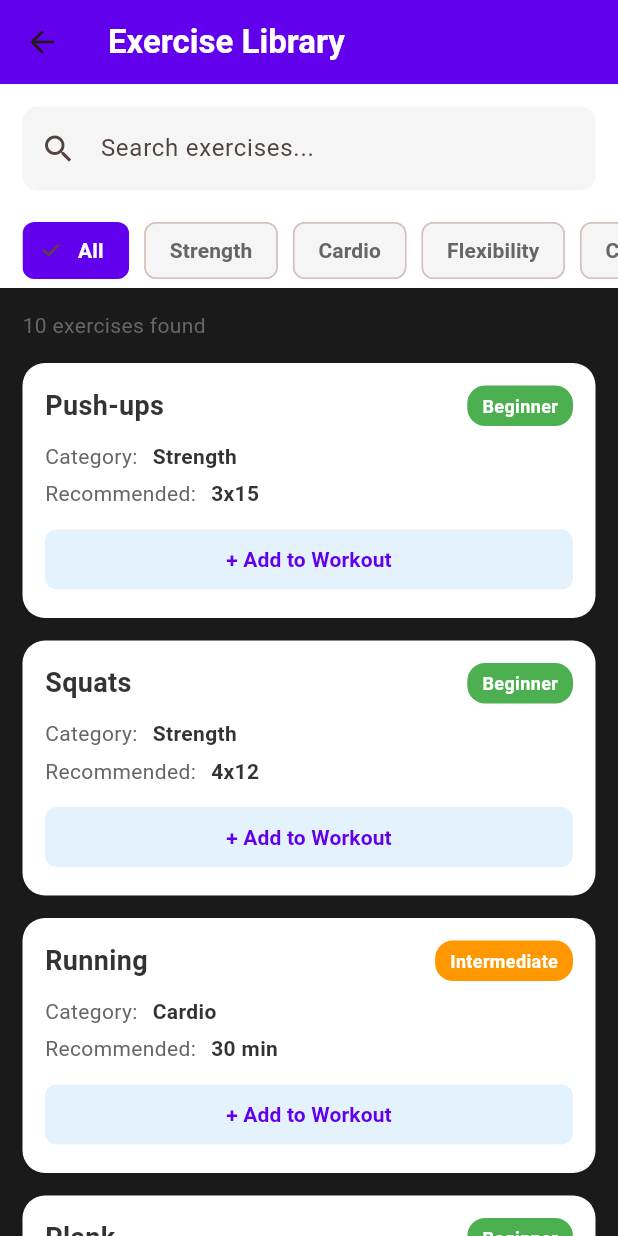
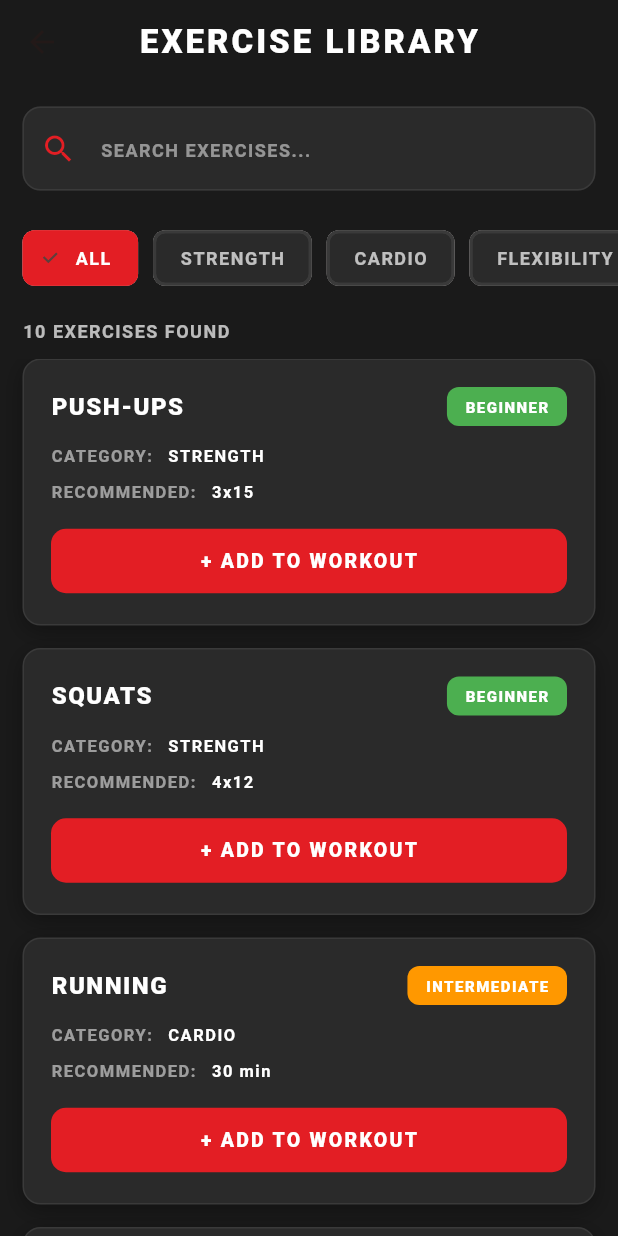
Before and after one commit to somkheartk/jess-fitness, a Flutter app: the ExercisesScreen screen opened directly, on a phone screen of 412 x 824 dp. Run offline on Flutter 3.47's test engine with Material 3 defaults, Android fonts, the phone set to English and light mode, and no system bars.

Commit message:
Update exercise library screen with Jetts-style design
Co-authored-by: somkheartk <43743072+somkheartk@users.noreply.github.com>

```diff
--- a/lib/screens/exercises_screen.dart
+++ b/lib/screens/exercises_screen.dart
@@ -45,7 +45,7 @@ class _ExercisesScreenState extends State<ExercisesScreen> {
       case 'Intermediate':
         return const Color(0xFFFF9800);
       case 'Advanced':
-        return const Color(0xFFF44336);
+        return const Color(0xFFE31E24);
       default:
         return const Color(0xFF666666);
     }
@@ -56,42 +56,65 @@ class _ExercisesScreenState extends State<ExercisesScreen> {
     final filtered = filteredExercises;
 
     return Scaffold(
+      backgroundColor: const Color(0xFF1A1A1A),
       appBar: AppBar(
         title: const Text(
-          'Exercise Library',
-          style: TextStyle(color: Colors.white, fontWeight: FontWeight.bold),
+          'EXERCISE LIBRARY',
+          style: TextStyle(
+            color: Colors.white,
+            fontWeight: FontWeight.w900,
+            letterSpacing: 2,
           ),
-        backgroundColor: const Color(0xFF6200EE),
+        ),
+        backgroundColor: const Color(0xFF1A1A1A),
+        elevation: 0,
+        centerTitle: true,
       ),
       body: Column(
         children: [
           // Search Bar
           Container(
             padding: const EdgeInsets.all(15),
-            color: Colors.white,
+            color: const Color(0xFF1A1A1A),
             child: TextField(
               onChanged: (value) {
                 setState(() {
                   searchQuery = value;
                 });
               },
+              style: const TextStyle(color: Colors.white),
               decoration: InputDecoration(
-                hintText: 'Search exercises...',
+                hintText: 'SEARCH EXERCISES...',
+                hintStyle: TextStyle(
+                  color: Colors.white.withOpacity(0.5),
+                  fontSize: 12,
+                  fontWeight: FontWeight.w600,
+                  letterSpacing: 1,
+                ),
                 filled: true,
-                fillColor: const Color(0xFFF5F5F5),
+                fillColor: const Color(0xFF2A2A2A),
                 border: OutlineInputBorder(
-                  borderRadius: BorderRadius.circular(10),
+                  borderRadius: BorderRadius.circular(12),
                   borderSide: BorderSide.none,
                 ),
-                prefixIcon: const Icon(Icons.search),
+                enabledBorder: OutlineInputBorder(
+                  borderRadius: BorderRadius.circular(12),
+                  borderSide: const BorderSide(color: Color(0xFF3A3A3A)),
+                ),
+                focusedBorder: OutlineInputBorder(
+                  borderRadius: BorderRadius.circular(12),
+                  borderSide: const BorderSide(color: Color(0xFFE31E24), width: 2),
+                ),
+                prefixIcon: const Icon(Icons.search, color: Color(0xFFE31E24)),
               ),
             ),
           ),
 
           // Category Tabs
           Container(
-            color: Colors.white,
-            height: 50,
+            color: const Color(0xFF1A1A1A),
+            padding: const EdgeInsets.symmetric(vertical: 10),
+            height: 60,
             child: ListView.builder(
               scrollDirection: Axis.horizontal,
               padding: const EdgeInsets.symmetric(horizontal: 15),
@@ -102,18 +125,24 @@ class _ExercisesScreenState extends State<ExercisesScreen> {
                 return Padding(
                   padding: const EdgeInsets.only(right: 10),
                   child: ChoiceChip(
-                    label: Text(category),
+                    label: Text(category.toUpperCase()),
                     selected: isSelected,
                     onSelected: (selected) {
                       setState(() {
                         selectedCategory = category;
                       });
                     },
-                    backgroundColor: const Color(0xFFF5F5F5),
-                    selectedColor: const Color(0xFF6200EE),
+                    backgroundColor: const Color(0xFF2A2A2A),
+                    selectedColor: const Color(0xFFE31E24),
+                    side: BorderSide(
+                      color: isSelected ? const Color(0xFFE31E24) : const Color(0xFF3A3A3A),
+                      width: 2,
+                    ),
                     labelStyle: TextStyle(
-                      color: isSelected ? Colors.white : const Color(0xFF666666),
-                      fontWeight: FontWeight.w600,
+                      color: isSelected ? Colors.white : Colors.white70,
+                      fontWeight: FontWeight.w700,
+                      letterSpacing: 1,
+                      fontSize: 12,
                     ),
                   ),
                 );
@@ -123,16 +152,24 @@ class _ExercisesScreenState extends State<ExercisesScreen> {
 
           // Results Count
           Container(
-            padding: const EdgeInsets.all(15),
+            padding: const EdgeInsets.symmetric(horizontal: 15, vertical: 10),
+            color: const Color(0xFF1A1A1A),
             alignment: Alignment.centerLeft,
             child: Text(
-              '${filtered.length} exercise${filtered.length != 1 ? 's' : ''} found',
-              style: const TextStyle(fontSize: 14, color: Color(0xFF666666)),
+              '${filtered.length} EXERCISE${filtered.length != 1 ? 'S' : ''} FOUND',
+              style: const TextStyle(
+                fontSize: 12,
+                color: Colors.white70,
+                fontWeight: FontWeight.w700,
+                letterSpacing: 1,
+              ),
             ),
           ),
 
           // Exercise List
           Expanded(
+            child: Container(
+              color: const Color(0xFF1A1A1A),
               child: ListView.builder(
                 padding: const EdgeInsets.symmetric(horizontal: 15),
                 itemCount: filtered.length,
@@ -140,6 +177,7 @@ class _ExercisesScreenState extends State<ExercisesScreen> {
                   final exercise = filtered[index];
                   return _buildExerciseCard(exercise);
                 },
+              ),
             ),
           ),
         ],
@@ -150,15 +188,19 @@ class _ExercisesScreenState extends State<ExercisesScreen> {
   Widget _buildExerciseCard(Map<String, dynamic> exercise) {
     return Container(
       margin: const EdgeInsets.only(bottom: 15),
-      padding: const EdgeInsets.all(15),
+      padding: const EdgeInsets.all(18),
       decoration: BoxDecoration(
-        color: Colors.white,
-        borderRadius: BorderRadius.circular(15),
+        color: const Color(0xFF2A2A2A),
+        borderRadius: BorderRadius.circular(12),
+        border: Border.all(
+          color: const Color(0xFF3A3A3A),
+          width: 1,
+        ),
         boxShadow: [
           BoxShadow(
-            color: Colors.black.withOpacity(0.05),
-            blurRadius: 8,
-            offset: const Offset(0, 2),
+            color: Colors.black.withOpacity(0.3),
+            blurRadius: 12,
+            offset: const Offset(0, 4),
           ),
         ],
       ),
@@ -170,90 +212,108 @@ class _ExercisesScreenState extends State<ExercisesScreen> {
             children: [
               Expanded(
                 child: Text(
-                  exercise['name'],
+                  exercise['name'].toString().toUpperCase(),
                   style: const TextStyle(
-                    fontSize: 18,
-                    fontWeight: FontWeight.bold,
-                    color: Color(0xFF333333),
+                    fontSize: 16,
+                    fontWeight: FontWeight.w900,
+                    color: Colors.white,
+                    letterSpacing: 1,
                   ),
                 ),
               ),
               Container(
-                padding: const EdgeInsets.symmetric(horizontal: 10, vertical: 5),
+                padding: const EdgeInsets.symmetric(horizontal: 12, vertical: 6),
                 decoration: BoxDecoration(
                   color: getDifficultyColor(exercise['difficulty']),
-                  borderRadius: BorderRadius.circular(12),
+                  borderRadius: BorderRadius.circular(8),
                 ),
                 child: Text(
-                  exercise['difficulty'],
+                  exercise['difficulty'].toString().toUpperCase(),
                   style: const TextStyle(
                     color: Colors.white,
-                    fontSize: 12,
-                    fontWeight: FontWeight.bold,
+                    fontSize: 10,
+                    fontWeight: FontWeight.w900,
+                    letterSpacing: 1,
                   ),
                 ),
               ),
             ],
           ),
 
-          const SizedBox(height: 10),
+          const SizedBox(height: 12),
 
           Row(
             children: [
               const Text(
-                'Category:',
-                style: TextStyle(fontSize: 14, color: Color(0xFF666666)),
+                'CATEGORY:',
+                style: TextStyle(
+                  fontSize: 11,
+                  color: Colors.white54,
+                  fontWeight: FontWeight.w700,
+                  letterSpacing: 1,
+                ),
               ),
               const SizedBox(width: 10),
               Text(
-                exercise['category'],
+                exercise['category'].toString().toUpperCase(),
                 style: const TextStyle(
-                  fontSize: 14,
-                  color: Color(0xFF333333),
-                  fontWeight: FontWeight.w600,
+                  fontSize: 11,
+                  color: Colors.white,
+                  fontWeight: FontWeight.w700,
+                  letterSpacing: 1,
                 ),
               ),
             ],
           ),
 
-          const SizedBox(height: 5),
+          const SizedBox(height: 8),
 
           Row(
             children: [
               const Text(
-                'Recommended:',
-                style: TextStyle(fontSize: 14, color: Color(0xFF666666)),
+                'RECOMMENDED:',
+                style: TextStyle(
+                  fontSize: 11,
+                  color: Colors.white54,
+                  fontWeight: FontWeight.w700,
+                  letterSpacing: 1,
+                ),
               ),
               const SizedBox(width: 10),
               Text(
                 exercise['sets'],
                 style: const TextStyle(
-                  fontSize: 14,
-                  color: Color(0xFF333333),
-                  fontWeight: FontWeight.w600,
+                  fontSize: 11,
+                  color: Colors.white,
+                  fontWeight: FontWeight.w700,
+                  letterSpacing: 1,
                 ),
               ),
             ],
           ),
 
-          const SizedBox(height: 10),
+          const SizedBox(height: 14),
 
           SizedBox(
             width: double.infinity,
             child: ElevatedButton(
               onPressed: () {},
               style: ElevatedButton.styleFrom(
-                backgroundColor: const Color(0xFFE3F2FD),
-                foregroundColor: const Color(0xFF6200EE),
+                backgroundColor: const Color(0xFFE31E24),
+                foregroundColor: Colors.white,
                 elevation: 0,
-                padding: const EdgeInsets.symmetric(vertical: 10),
+                padding: const EdgeInsets.symmetric(vertical: 12),
                 shape: RoundedRectangleBorder(
-                  borderRadius: BorderRadius.circular(8),
+                  borderRadius: BorderRadius.circular(10),
                 ),
               ),
               child: const Text(
-                '+ Add to Workout',
-                style: TextStyle(fontWeight: FontWeight.bold),
+                '+ ADD TO WORKOUT',
+                style: TextStyle(
+                  fontSize: 13,
+                  fontWeight: FontWeight.w900,
+                  letterSpacing: 1.5,
+                ),
               ),
             ),
           ),
```
Lines whose indentation alone changed are shown as unchanged.
